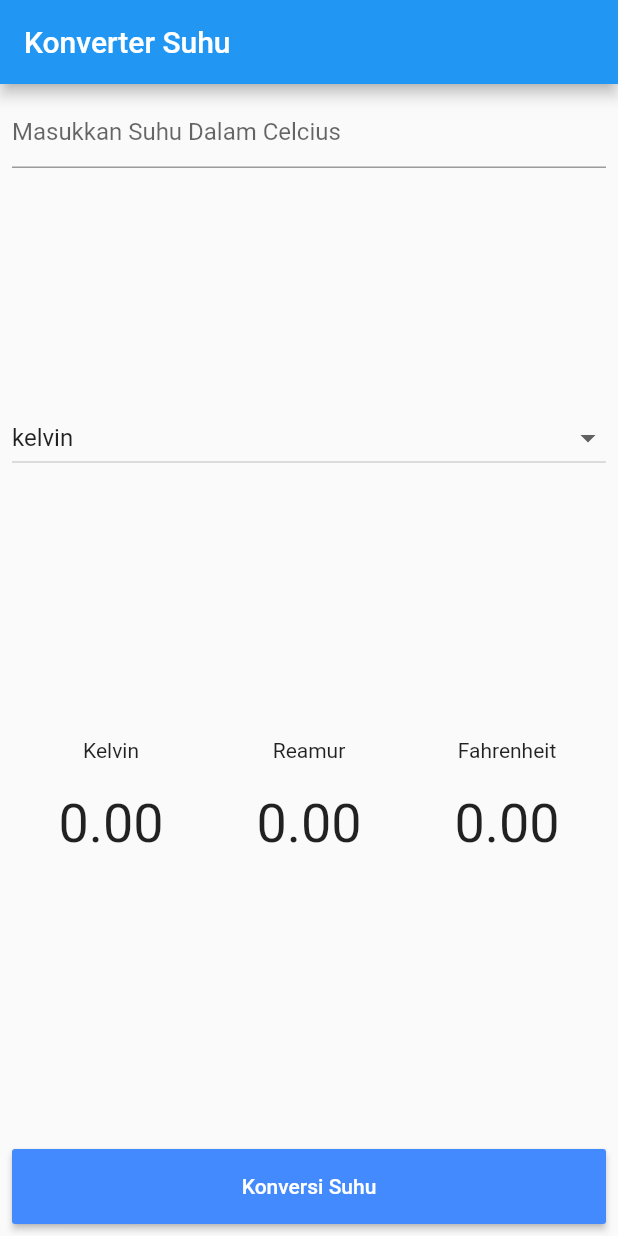
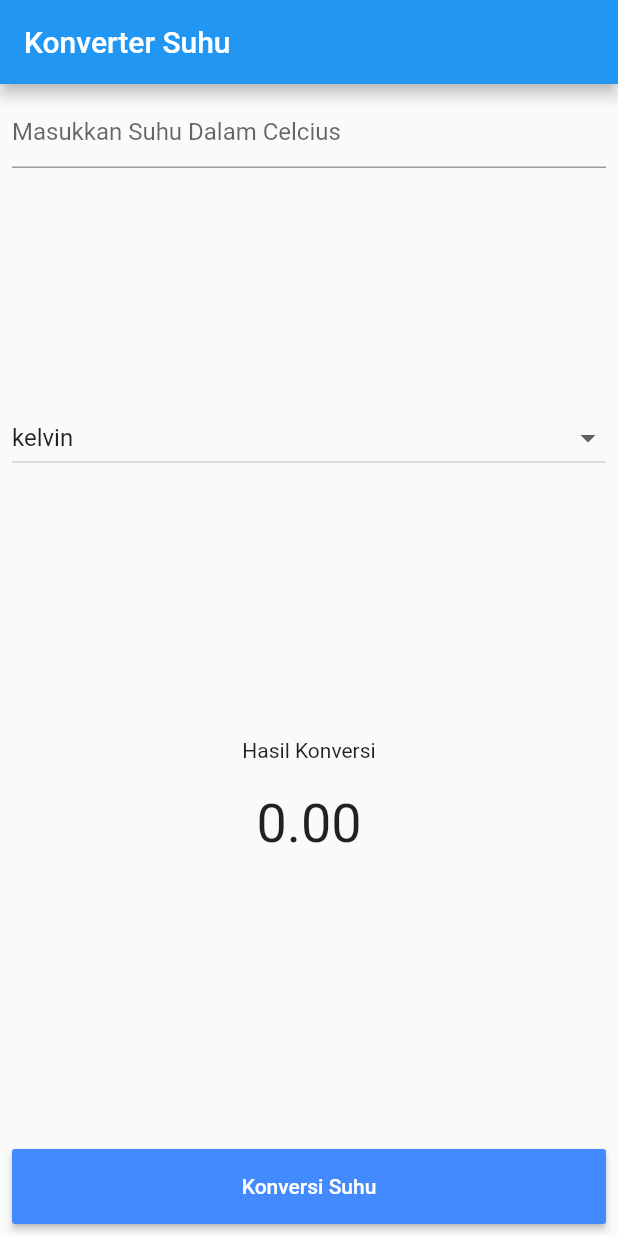
Before and after one commit to siubie/FlutterConverterV2, a Flutter app: the screen it shows after launch, on a phone screen of 412 x 824 dp. Run offline on Flutter 3.47's test engine with Material 2 defaults, Android fonts, the phone set to English and light mode, and no system bars.

Commit message:
Fixing Result Widget

```diff
--- a/lib/main.dart
+++ b/lib/main.dart
@@ -20,6 +20,7 @@ class _MyAppState extends State<MyApp> {
   double _kelvin = 0;
   double _reamur = 0;
   double _fahrenheit = 0;
+  double _result = 0;
   String selectedDropdown = "kelvin";
 
   _konversiSuhu() {
@@ -80,16 +81,7 @@ class _MyAppState extends State<MyApp> {
                     mainAxisAlignment: MainAxisAlignment.spaceAround,
                     children: [
                       Result(
-                        result: _kelvin,
-                        name: "Kelvin",
-                      ),
-                      Result(
-                        result: _reamur,
-                        name: "Reamur",
-                      ),
-                      Result(
-                        result: _fahrenheit,
-                        name: "Fahrenheit",
+                        result: _result,
                       ),
                     ],
                   ),
--- a/lib/widget/result.dart
+++ b/lib/widget/result.dart
@@ -1,20 +1,18 @@
 import 'package:flutter/material.dart';
 
 class Result extends StatelessWidget {
-  const Result({Key key, @required double result, @required String name})
+  const Result({Key key, @required double result})
       : _result = result,
-        _name = name,
         super(key: key);
 
   final double _result;
-  final String _name;
 
   @override
   Widget build(BuildContext context) {
     return Expanded(
       child: Column(
         children: [
-          Text(_name),
+          Text("Hasil Konversi"),
           Container(
             margin: EdgeInsets.only(top: 20, bottom: 20),
             child: Text(
```
